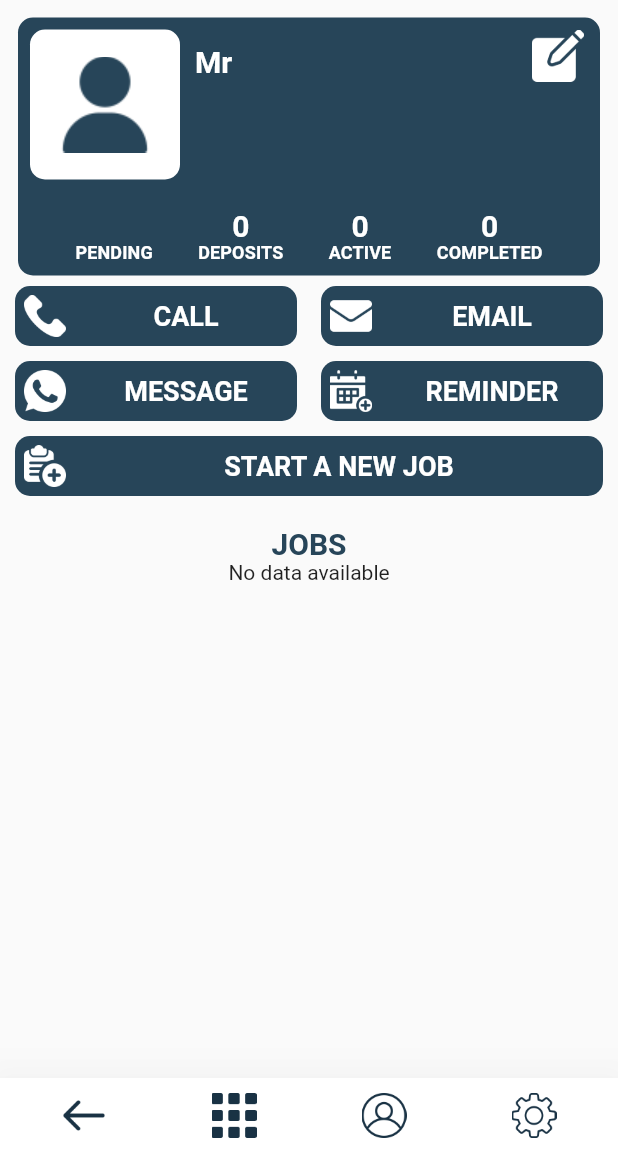
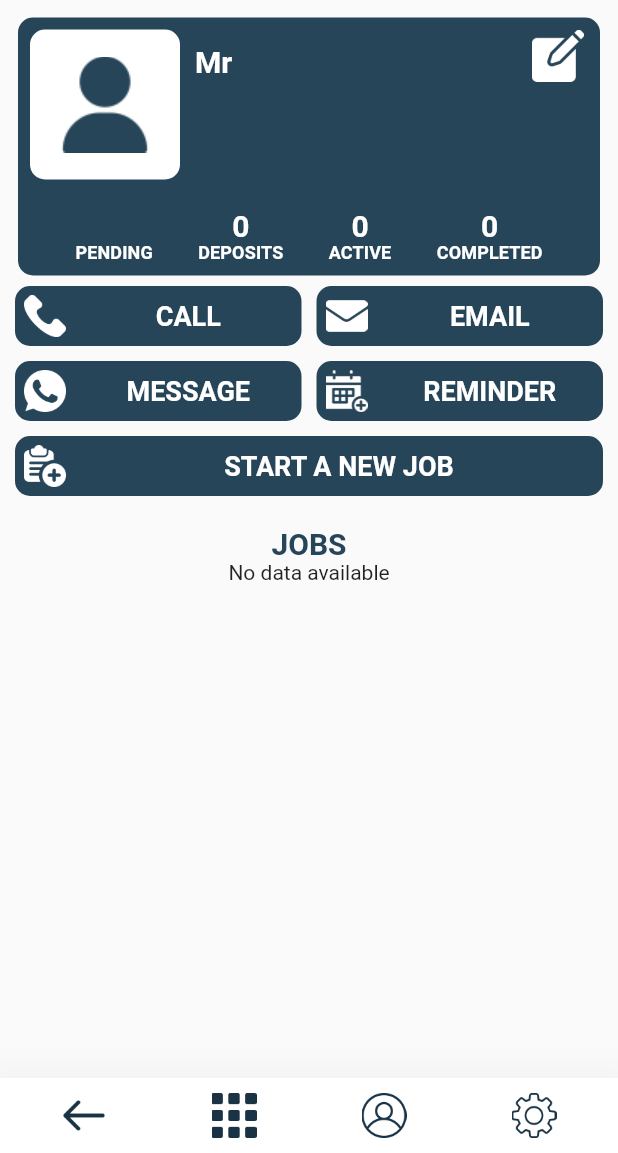
Before and after one commit to guri1423/ready_made_for_trade, a Flutter app: the ViewDetails screen opened directly with empty values, on a phone screen of 412 x 824 dp, the part 83-1236 px from its top. Run offline on Flutter 3.47's test engine with Material 2 defaults, Android fonts, the light colour scheme and no system bars; our stand-ins replace bloc, dropdown_button2, email_validator, equatable, flutter_bloc, flutter_secure_storage and 4 more; accounts and stored records are empty; network calls fail; Roboto replaces fonts that are missing (Dongle Regular).

Commit message:
changes done in jobs to solve the issue

```diff
--- a/lib/modules/customer/pages/customer_page/add_customer.dart
+++ b/lib/modules/customer/pages/customer_page/add_customer.dart
@@ -438,7 +438,7 @@ Widget customTextFieldForm(BuildContext context,
       }
     },
     decoration: InputDecoration(
-      hintText: hintText.contains('Cost') ? '£  $hintText' : hintText,
+      hintText: hintText.contains('Cost') || hintText.contains('Amount')? '£  $hintText' : hintText,
       contentPadding: hintText.contains('Project Details')
           ? const EdgeInsets.only(top: 20, left: 10)
           : isBig
--- a/lib/modules/customer/pages/customer_page/view_customer_details.dart
+++ b/lib/modules/customer/pages/customer_page/view_customer_details.dart
@@ -4,6 +4,7 @@ import 'package:ready_made_4_trade/modules/home/pages/icon_models/customer_model
 import 'package:ready_made_4_trade/modules/home/widgets/common_widgets.dart';
 import 'package:ready_made_4_trade/modules/home/widgets/icon_widgets.dart';
 import 'package:ready_made_4_trade/modules/jobs/pages/appointment_setting.dart';
+import 'package:ready_made_4_trade/modules/jobs/pages/reminder_setup.dart';
 import 'package:ready_made_4_trade/modules/login/widgets/login_widget.dart';
 import 'package:ready_made_4_trade/services/remote_api.dart';
 import 'package:ready_made_4_trade/widgets/bottom_bar_for_all.dart';
@@ -78,7 +79,7 @@ class _ViewDetailsState extends State<ViewDetails> {
                               CustomColors.blueButton,
                               'assets/images/small_icons/005-phone-call.png'))),
                   SizedBox(
-                    width: 16,
+                    width: 10,
                   ),
                   Expanded(
                       child: GestureDetector(
@@ -107,14 +108,19 @@ class _ViewDetailsState extends State<ViewDetails> {
                           CustomColors.blueButton,
                           'assets/images/small_icons/031-whatsapp.png')),
                   SizedBox(
-                    width: 16,
+                    width: 10,
                   ),
                   Expanded(
-                      child: customisedButton(
-                          context,
-                          'REMINDER',
-                          CustomColors.blueButton,
-                          'assets/images/small_icons/004-appointment.png')),
+                      child: GestureDetector(
+                        onTap: (){
+                          Navigator.push(context, MaterialPageRoute(builder: (context)=> ReminderSetup(jobId: 11, customerId: widget.data.id, projectId: 11)));
+                        },
+                        child: customisedButton(
+                            context,
+                            'REMINDER',
+                            CustomColors.blueButton,
+                            'assets/images/small_icons/004-appointment.png'),
+                      )),
                 ],
               ),
               GestureDetector(
--- a/lib/modules/jobs/pages/job_date_time_start.dart
+++ b/lib/modules/jobs/pages/job_date_time_start.dart
@@ -113,7 +113,7 @@ class _JobStartDateTimeState extends State<JobStartDateTime> {
                             jobEndDate: endDateValue.toString(),
                             jobEndMonth: endMonthValue.toString(),
                             jobEndYear: _yearEnd.text,
-                            depositAmount: _amount.text,
+                            depositAmount: extractNumericValue(_amount.text),
                             jobStartHours: hoursValue.toString(),
                             jobStartMinutes: minutesValue.toString(),
                             jobEndHours: endHoursValue.toString(),
--- a/lib/modules/jobs/pages/quote_sent.dart
+++ b/lib/modules/jobs/pages/quote_sent.dart
@@ -336,8 +336,8 @@ class _QuoteSentState extends State<QuoteSent> {
                                     await _remoteApi.addQuote(AddQuoteModel(
                                         userId: int.parse(userId!),
                                         customerId: widget.customerId,
-                                        materialCost: _materialCost.text,
-                                        labourCost: _labourCost.text,
+                                        materialCost: extractNumericValue(_materialCost.text),
+                                        labourCost: extractNumericValue(_labourCost.text),
                                         vat: int.parse(
                                             snapshot.data!.data.isVat!),
                                         projectId: widget.projectId,
--- a/lib/modules/trainings/pages/trainings.dart
+++ b/lib/modules/trainings/pages/trainings.dart
@@ -44,7 +44,7 @@ class _TrainingsPageState extends State<TrainingsPage> {
         title: Row(
           mainAxisAlignment: MainAxisAlignment.spaceBetween,
           children: [
-            SizedBox(
+            const SizedBox(
               width: 8,
             ),
             SizedBox(
```
Also changed, not shown: lib/modules/home/pages/home.dart (+14 -20 lines), lib/modules/jobs/pages/create_quote.dart (+4 -5 lines), pubspec.lock.
